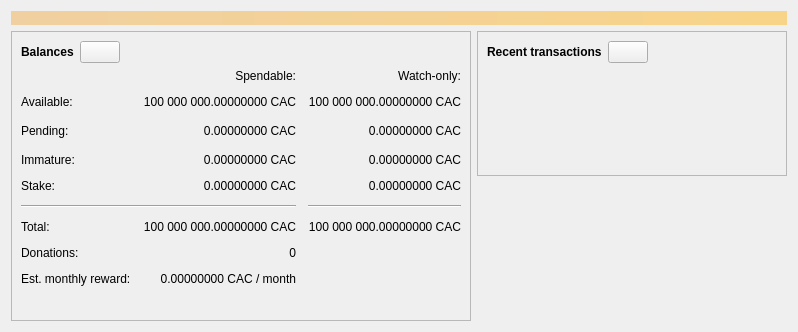
firstislamiccoin/firstislamiccoin, file firstislamiccoin-core/src/qt/forms/overviewpage.ui: the form before one commit.
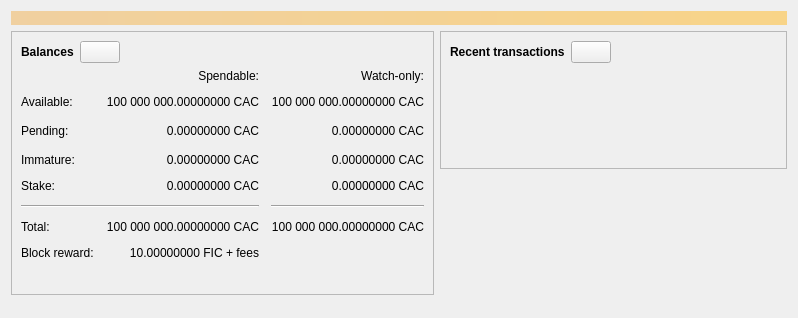
The form after the commit. Icons and pictures are not drawn. Custom widgets are drawn as their Qt base class.

Commit message: core: fixed per-block reward, genesis-output premine, no developer donation

The edit to the form file:
```diff
--- a/firstislamiccoin-core/src/qt/forms/overviewpage.ui
+++ b/firstislamiccoin-core/src/qt/forms/overviewpage.ui
@@ -281,7 +281,7 @@
             <item row="7" column="0">
              <widget class="QLabel" name="labelDonationsText">
               <property name="text">
-               <string>Donations:</string>
+               <string>Block reward:</string>
               </property>
              </widget>
             </item>
@@ -294,33 +294,7 @@
                <string>Total donations to the CodexaCoin team</string>
               </property>
               <property name="text">
-               <string>0</string>
-              </property>
-              <property name="alignment">
-               <set>Qt::AlignRight|Qt::AlignTrailing|Qt::AlignVCenter</set>
-              </property>
-              <property name="textInteractionFlags">
-               <set>Qt::LinksAccessibleByMouse|Qt::TextSelectableByKeyboard|Qt::TextSelectableByMouse</set>
-              </property>
-             </widget>
-            </item>
-            <item row="8" column="0">
-             <widget class="QLabel" name="labelStakingRewardText">
-              <property name="text">
-               <string>Est. monthly reward:</string>
-              </property>
-             </widget>
-            </item>
-            <item row="8" column="1">
-             <widget class="QLabel" name="labelStakingRewardEstimate">
-              <property name="cursor">
-               <cursorShape>IBeamCursor</cursorShape>
-              </property>
-              <property name="toolTip">
-               <string>Deterministic estimate at the current coin-age staking rate (~1.14%/month, ~14.6%/year compounded) applied to your current stakeable balance. Actual reward depends on how long each coin stays unspent before it stakes (see the wallet documentation) -- this is an estimate, never a guarantee.</string>
-              </property>
-              <property name="text">
-               <string notr="true">0.00000000 CAC / month</string>
+               <string notr="true">10.00000000 FIC + fees</string>
               </property>
               <property name="alignment">
                <set>Qt::AlignRight|Qt::AlignTrailing|Qt::AlignVCenter</set>
```
Left out of the diff: 6 changed lines with no effect on the pictures. The commit also changes 46 other files.
